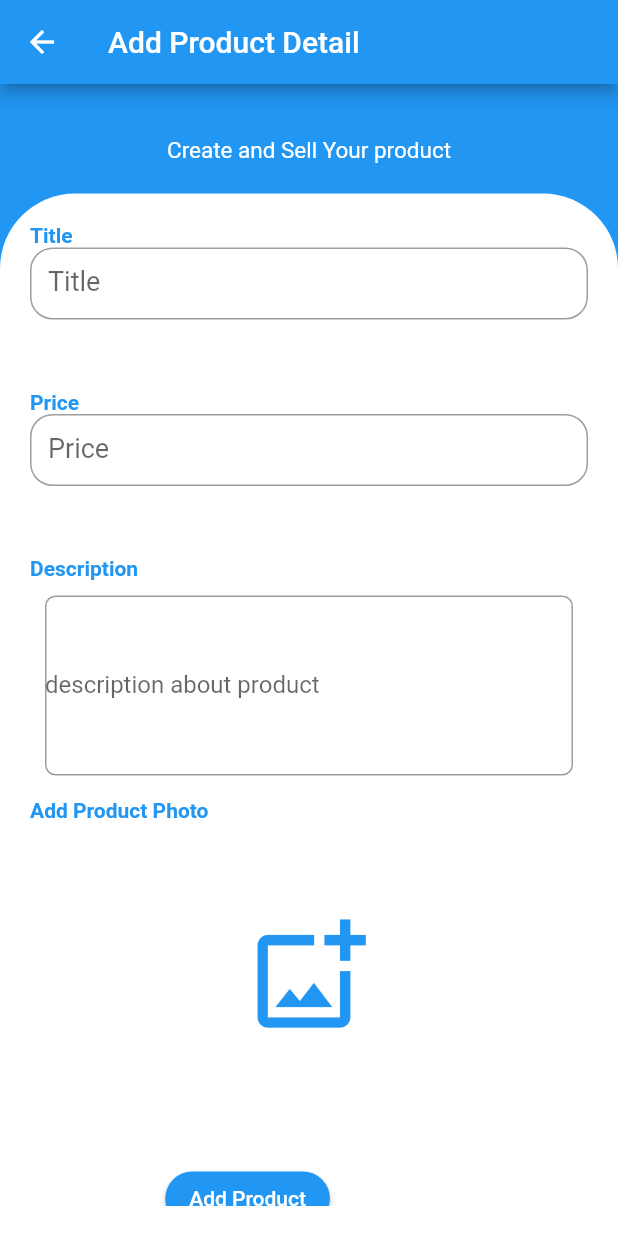
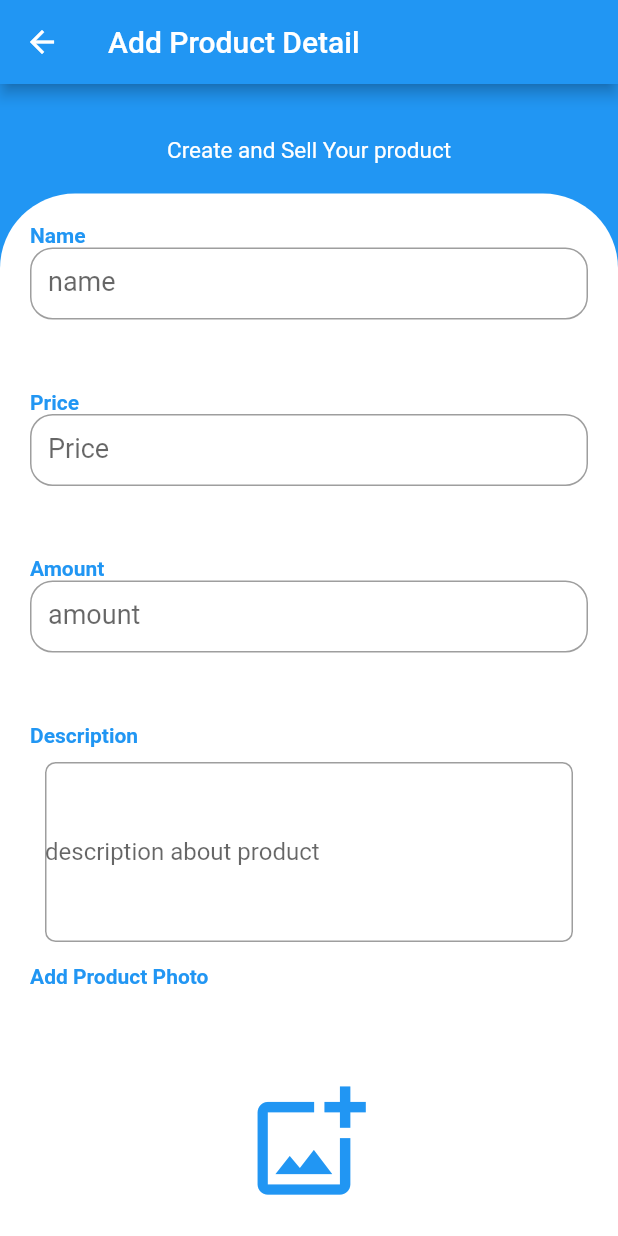
Before and after one commit to SolomonKassahun/digital-marketing-for-farmers-and-SSE, a Flutter app: the AddProductDetail screen opened by its route, on a phone screen of 412 x 824 dp. Run offline on Flutter 3.47's test engine with Material 2 defaults, Android fonts, the phone set to English and light mode, and no system bars; our stand-ins replace auto_size_text, cached_network_image, firebase_core, firebase_storage, flutter_bloc, flutter_progress_hud and 3 more; accounts and stored records are empty; network calls fail.

Commit message:
route stack updated + add product added

```diff
--- a/dmfsse/lib/src/bloc/product/product_bloc.dart
+++ b/dmfsse/lib/src/bloc/product/product_bloc.dart
@@ -15,7 +15,7 @@ class ProductBloc extends Bloc<ProductEvent, ProductState> {
               await productDataRepository.addProduct(event.product);
 
           if (isProductCreated) {
-            emit(AddProductLoading());
+            emit(AddProductSucess());
           } else {
             // ignore: invalid_use_of_visible_for_testing_member
             emit(AddProductFailure());
--- a/dmfsse/lib/src/data_provider/product_data_provider.dart
+++ b/dmfsse/lib/src/data_provider/product_data_provider.dart
@@ -5,11 +5,18 @@ import 'package:dmfsse/src/service/firebase_service.dart';
 import 'package:http/http.dart' as http;
 
 import '../../Ip/ip.dart';
+import '../../local_storage/user_preference.dart';
 
 class ProductDataProvider {
-  final baseUrl =
-      'https://my-json-server.typicode.com/SolomonKassahun/JsonServer/addproduct/';
-  String? name;
+  final baseUrl = '${Ip.ip}/products';
+  final addProductUrl = '${Ip.ip}/addProduct';
+  String? productPhoto;
+  late String accessToken;
+  void init() async {
+    UserPreference userPreference = UserPreference();
+    accessToken = await userPreference.getUserToken();
+  }
+
   Future<List<Product>> getAllActiveProduct() async {
     try {
       print("Sammmmmmmmmmmmmmmmmmmmmmmmmmmmmm+++++++++++++++++++++++");
@@ -38,37 +45,43 @@ class ProductDataProvider {
   }
 
   Future<bool> addProduct(Product product) async {
+    init();
+
     try {
-      if (product.photos == null) {
+      if (product.photo == null) {
         throw Exception("Product picture is required");
       }
       await FirebaseTaskManager.uploadImage(
-              product.photos.toString(), '/product')
+              product.photo.toString(), '/product')
           .then((productPicturePath) {
-        name = productPicturePath;
+        productPhoto = productPicturePath;
       });
+      print("product picture path is productPhoto: $productPhoto");
       //  async{
-      final response = await http.post(Uri.parse(baseUrl),
+      final response = await http.post(Uri.parse(addProductUrl),
           headers: {
             'Content-Type': 'application/json',
             'Accept': 'application/json',
-            // 'Authorization': 'Bearer $token',
+            'x-access-token': accessToken,
           },
           body: jsonEncode({
-            'title': product.title.toString(),
+            'photo': productPhoto,
             'price': product.price,
             'description': product.description,
-            'photos': name
+            'name': product.name,
+            'amount': product.amount,
           }));
 
       if (response.statusCode == 201) {
+        print('the status code is ${response.statusCode}');
         return true;
       } else {
+        print('the status code is ${response.statusCode}');
         return false;
       }
       ;
     } catch (e) {
-      throw Exception(e);
+      throw Exception(e.toString());
     }
   }
 }
--- a/dmfsse/lib/src/models/product.dart
+++ b/dmfsse/lib/src/models/product.dart
@@ -1,22 +1,65 @@
 class Product {
-  int? ProductId;
-  String? title;
-  int? price;
-  String? description;
-  String? photos;
+  String? id;
+  String name;
+  int price;
+  String description;
+  String? photo;
+  int amount;
+  bool? soldout;
+  PostedBy? postedBy;
   Product(
-      {this.ProductId, this.title, this.photos, this.price, this.description});
+      {this.id,
+      required this.name,
+      this.photo,
+      required this.price,
+      required this.description,
+      required this.amount,
+      this.soldout,
+      this.postedBy});
   Map<String, dynamic> toJson() => {
-        'ProductId': ProductId,
-        'title': title,
+        'id': id,
+        'name': name,
         'price': price,
         'description': description,
-        'photos': photos
+        'photo': photo,
+        'amount': amount,
+        'soldout': soldout,
+        'postedBy': postedBy
       };
   Product.fromJson(Map<String, dynamic> json)
-      : ProductId = json['ProductId'],
-        title = json['title'],
+      : id = json['_id'],
+        name = json['name'],
         price = json['price'],
         description = json['description'],
-        photos = json['photos'];
+        photo = json['photo'],
+        amount = json['amount'],
+        soldout = json['soldout'],
+        postedBy = json['postedBy'];
 }
+
+class PostedBy {
+  String id;
+  String firstName;
+  String lastName;
+  String roles;
+  String profilePicture;
+  PostedBy(
+      {required this.id,
+      required this.firstName,
+      required this.lastName,
+      required this.roles,
+      required this.profilePicture});
+  Map<String, dynamic> toJson() => {
+        'id': id,
+        'fistName': firstName,
+        'lastName': lastName,
+        'roles': roles,
+        'profilePicture': profilePicture
+      };
+  PostedBy.fromJson(Map<String, dynamic> json)
+      : id = json['_id'],
+        firstName = json['firstName'],
+        lastName = json['lastName'],
+        roles = json['roles'],
+        profilePicture = json['profilePicture'];
+}
--- a/dmfsse/lib/src/screens/common/widget/HorizontalSingleScrollVIew.dart
+++ b/dmfsse/lib/src/screens/common/widget/HorizontalSingleScrollVIew.dart
@@ -51,7 +51,7 @@ class _HorizontalSingleScrollVIewState
                                       height: 80,
                                       child: FutureBuilder(
                                           future: FirebaseTaskManager.getImage(
-                                              product.photos.toString(),
+                                              product.photo.toString(),
                                               'product',
                                               7),
                                           builder: (BuildContext context,
@@ -131,7 +131,7 @@ class _HorizontalSingleScrollVIewState
                                         left: 25,
                                         top: 30,
                                         child: Text(
-                                          product.title.toString(),
+                                          product.name.toString(),
                                           style: const TextStyle(
                                               color: Colors.white),
                                         ))
--- a/dmfsse/lib/src/screens/common/widget/product_detail.dart
+++ b/dmfsse/lib/src/screens/common/widget/product_detail.dart
@@ -34,7 +34,7 @@ class _ProductDetailState extends State<ProductDetail> {
                 // ),
                 FutureBuilder(
                     future: FirebaseTaskManager.getImage(
-                        widget.product.photos.toString(), 'product', 7),
+                        widget.product.photo.toString(), 'product', 7),
                     builder: ((context, snapshot) {
                       if (snapshot.connectionState == ConnectionState.done) {
                         if (snapshot.hasError) {
--- a/dmfsse/lib/src/screens/common/widget/verticalSingleScrollView.dart
+++ b/dmfsse/lib/src/screens/common/widget/verticalSingleScrollView.dart
@@ -25,10 +25,10 @@ class _VerticalScrollerProductState extends State<VerticalScrollerProduct> {
   void initState() {
     listOfProduct = widget.products
         .where((element) =>
-            element.title!
+            element.name
                 .toLowerCase()
                 .contains(widget.searchTerm.toLowerCase().toString()) ||
-            element.price!
+            element.price
                 .toInt()
                 .toString()
                 .contains(widget.searchTerm.toLowerCase().toString()))
@@ -77,7 +77,7 @@ class _VerticalScrollerProductState extends State<VerticalScrollerProduct> {
                                       ),
                                       FutureBuilder(
                                           future: FirebaseTaskManager.getImage(
-                                              product.photos.toString(),
+                                              product.photo.toString(),
                                               'product',
                                               7),
                                           builder: (BuildContext context,
@@ -146,7 +146,7 @@ class _VerticalScrollerProductState extends State<VerticalScrollerProduct> {
                                         children: [
                                           SizedBox(
                                             child: Text(
-                                              '${product.title}',
+                                              product.name,
                                               style: const TextStyle(
                                                   color: Colors.black),
                                             ),
--- a/dmfsse/lib/src/screens/farmer/add_product_detail.dart
+++ b/dmfsse/lib/src/screens/farmer/add_product_detail.dart
@@ -25,6 +25,8 @@ class _AddProductDetailState extends State<AddProductDetail> {
   TextEditingController priceController = TextEditingController();
   TextEditingController descriptionController = TextEditingController();
   TextEditingController productPhotos = TextEditingController();
+  TextEditingController amountController = TextEditingController();
+
   Widget _title() {
     return RichText(
       textAlign: TextAlign.center,
@@ -99,14 +101,14 @@ class _AddProductDetailState extends State<AddProductDetail> {
                             crossAxisAlignment: CrossAxisAlignment.start,
                             children: [
                               const Text(
-                                "Title",
+                                "Name",
                                 style: TextStyle(
                                     fontWeight: FontWeight.bold,
                                     color: Colors.blue),
                               ),
                               //  InputTextFormField(),
                               InputTextFormField(
-                                hintTxt: 'Title',
+                                hintTxt: 'name',
                                 controller: titleController,
                                 isRequired: false,
                                 onChanged: (String value) {},
@@ -140,6 +142,32 @@ class _AddProductDetailState extends State<AddProductDetail> {
                                 validator: (value) {
                                   if (value!.isEmpty) {
                                     return "Enter product price";
+                                  } else {
+                                    return null;
+                                  }
+                                },
+                                obscureText: false,
+                              ),
+                              const SizedBox(
+                                height: 10,
+                              ),
+
+                              const Text(
+                                "Amount",
+                                style: TextStyle(
+                                    fontWeight: FontWeight.bold,
+                                    color: Colors.blue),
+                              ),
+                              InputTextFormField(
+                                hintTxt: 'amount',
+                                controller: amountController,
+                                isRequired: false,
+                                onChanged: (String value) {},
+                                keyboardType: TextInputType.number,
+                                errorMessage: "product price",
+                                validator: (value) {
+                                  if (value!.isEmpty) {
+                                    return "Enter product amount";
                                   } else {
                                     return null;
                                   }
@@ -210,16 +238,27 @@ class _AddProductDetailState extends State<AddProductDetail> {
                                 ),
                                 child: ElevatedButton(
                                     onPressed: () {
+                                      if (_formKey.currentState!.validate()) {
                                         print("add product clicked");
 
-                                      Product product = Product();
-                                      product.title =
-                                          titleController.text.toString();
-                                      product.description =
-                                          descriptionController.text.toString();
-                                      product.price =
-                                          int.parse(priceController.text);
-                                      product.photos =
+                                        Product product = Product(
+                                          amount:
+                                              int.parse(amountController.text),
+                                          name: titleController.text.toString(),
+                                          price:
+                                              int.parse(priceController.text),
+                                          description: descriptionController
+                                              .text
+                                              .toString(),
+                                          photo: productPhotos.text.toString(),
+                                        );
+                                        // product.name =
+                                        //     titleController.text.toString();
+                                        // product.description =
+                                        //     descriptionController.text.toString();
+                                        // product.price =
+                                        //     int.parse(priceController.text);
+                                        product.photo =
                                             productPhotos.text.toString();
                                         print("======================");
                                         print(
@@ -228,6 +267,7 @@ class _AddProductDetailState extends State<AddProductDetail> {
                                             AddProduct(product);
                                         BlocProvider.of<ProductBloc>(context)
                                             .add(addProduct);
+                                      }
                                     },
                                     style: ButtonStyle(
                                         backgroundColor:
@@ -246,20 +286,6 @@ class _AddProductDetailState extends State<AddProductDetail> {
                               ),
                             ],
                           )),
-
-                      // children: [
-                      // Center(
-                      //   child: UploadImage(pickImage: (image) {
-                      //     setState(() {
-                      //       // photoController.text = image.path;
-                      //     });
-                      //   }),
-                      // ),
-                      //   TextFormField(),
-                      //   TextFormField(),
-                      //   TextFormField(),
-                      //   TextFormField(),
-                      // ],
                     );
                   }),
                 ),
```
Also changed, not shown: dmfsse/lib/src/screens/farmer/farmer_drawer.dart (+5 -5 lines), dmfsse/lib/src/screens/splash_screen.dart (+17 -18 lines). Lines whose indentation alone changed are shown as unchanged.
